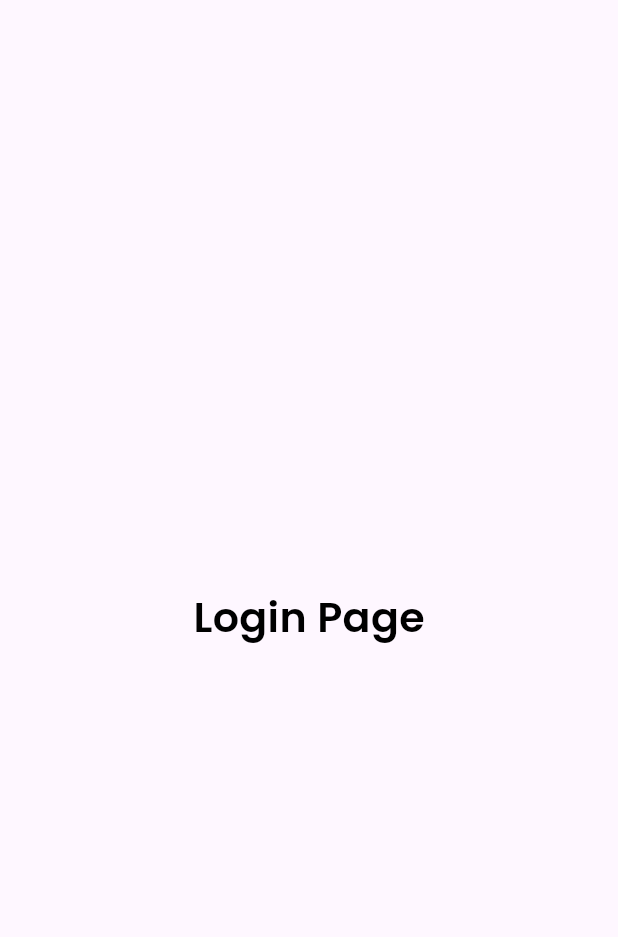
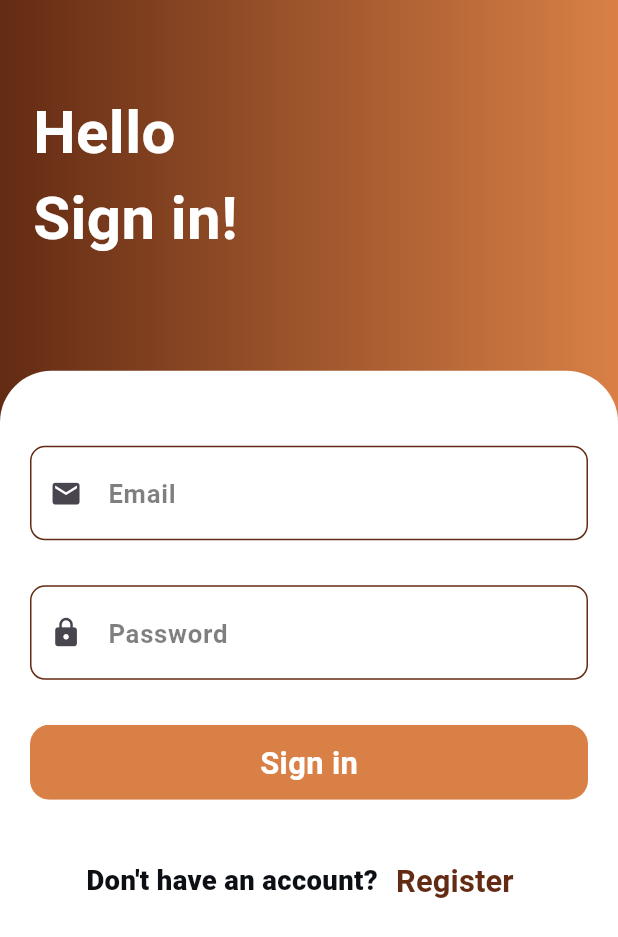
Before and after one commit to Mahmoudelnagar5/Coffee_Shop, a Flutter app: the screen it shows after launch, after a tap on "Skip", after a tap on "Get Started", on a phone screen of 412 x 824 dp. Shown: the top 937 px of the screen. Run offline on Flutter 3.47's test engine with Material 3 defaults, Android fonts, the phone set to English and light mode, and no system bars; our stand-ins replace animate_do, flutter_screenutil, google_fonts, lottie, smooth_page_indicator; Roboto replaces fonts that are missing (Amiri).

Commit message:
finish sign in view ui

```diff
--- a/lib/core/utils/app_theme.dart
+++ b/lib/core/utils/app_theme.dart
@@ -15,6 +15,8 @@ class Apptheme {
   // Page Indicator
   static const Color indicatorInactiveColor = Color(0xff53585C);
   static const Color indicatorActiveColor = Color(0xffCE7943);
+  static const Color brownColor = Color(0xff632B13);
+
   static TextStyle introtitle = GoogleFonts.roboto(
     color: Colors.white,
     fontSize: 30.sp,
--- a/lib/core/widgets/custom_button.dart
+++ b/lib/core/widgets/custom_button.dart
@@ -29,16 +29,9 @@ class CustomButton extends StatelessWidget {
       child: Material(
         color: color,
         child: InkWell(
-          onHover: (value) {},
           onTap: onTap,
           child: Container(
-            decoration: (borderColor != null)
-                ? BoxDecoration(
-                    border:
-                        Border.all(color: Colors.orange, width: borderWidth),
-                    borderRadius: BorderRadius.circular(borderRadius),
-                  )
-                : null,
+            decoration: null,
             width: width,
             height: height,
             child: Padding(
--- /dev/null
+++ b/lib/core/widgets/custom_text_field.dart
@@ -0,0 +1,68 @@
+import 'package:flutter/material.dart';
+import 'package:flutter_screenutil/flutter_screenutil.dart';
+
+import '../utils/app_theme.dart';
+
+class CustomTextField extends StatelessWidget {
+  const CustomTextField({
+    super.key,
+    this.onChanged,
+    this.hintText,
+    required this.icon, // Added controller parameter
+    this.obscureText = false,
+    this.onIconPressed,
+  });
+  final String? hintText;
+  final bool obscureText;
+  final Function(String)? onChanged;
+  final IconData icon;
+  final VoidCallback? onIconPressed;
+
+  @override
+  Widget build(BuildContext context) {
+    return TextFormField(
+      validator: (data) {
+        if (data!.isEmpty) {
+          return 'Field is required';
+        }
+        return null;
+      },
+      obscureText: obscureText,
+      onChanged: onChanged,
+      decoration: InputDecoration(
+        prefixIcon: IconButton(
+          onPressed: onIconPressed,
+          color: Colors.grey,
+          icon: Icon(icon, size: 19.sp),
+        ),
+        contentPadding: const EdgeInsets.symmetric(
+          vertical: 18,
+          horizontal: 15,
+        ),
+        hintText: hintText,
+        hintStyle: TextStyle(
+          color: Colors.black.withOpacity(0.5),
+          fontSize: 15.sp,
+        ),
+        enabledBorder: OutlineInputBorder(
+          borderRadius: BorderRadius.circular(10),
+          borderSide: const BorderSide(
+            color: Apptheme.brownColor,
+          ),
+        ),
+        focusedBorder: OutlineInputBorder(
+          borderRadius: BorderRadius.circular(10),
+          borderSide: const BorderSide(
+            width: 2,
+            color: Apptheme.brownColor,
+          ),
+        ),
+      ),
+      style: TextStyle(
+        fontSize: 16.sp,
+        fontWeight: FontWeight.w700,
+        color: Colors.black,
+      ),
+    );
+  }
+}
--- a/lib/features/Auth/presentation/views/login_view.dart
+++ b/lib/features/Auth/presentation/views/login_view.dart
@@ -1,6 +1,11 @@
+import 'package:caffeine_corner/core/utils/app_theme.dart';
 import 'package:flutter/material.dart';
 import 'package:flutter_screenutil/flutter_screenutil.dart';
 import 'package:google_fonts/google_fonts.dart';
+
+import '../../../../core/widgets/custom_button.dart';
+import '../../../../core/widgets/custom_text_field.dart';
+import '../widgets/custom_login_buttons.dart';
 
 class LoginView extends StatelessWidget {
   const LoginView({super.key});
@@ -9,15 +14,81 @@ class LoginView extends StatelessWidget {
   @override
   Widget build(BuildContext context) {
     return Scaffold(
-      body: Center(
-        child: Text(
-          'Login Page',
-          style: GoogleFonts.poppins(
-            fontSize: 24.sp,
-            fontWeight: FontWeight.w600,
-            color: Colors.black,
+      body: Stack(
+        children: [
+          Container(
+            height: double.infinity,
+            width: double.infinity,
+            decoration: const BoxDecoration(
+              gradient: LinearGradient(
+                colors: [
+                  Apptheme.brownColor,
+                  Apptheme.buttonBackground1Color,
+                ],
+              ),
+            ),
+            child: Padding(
+              padding: const EdgeInsets.only(top: 60.0, left: 22),
+              child: Text(
+                'Hello\nSign in!',
+                style: GoogleFonts.amiri(
+                  fontSize: 35.sp,
+                  color: Colors.white,
+                  fontWeight: FontWeight.bold,
+                ),
+              ),
+            ),
           ),
-        ),
+          Container(
+            height: double.infinity,
+            width: double.infinity,
+            margin:
+                EdgeInsets.only(top: MediaQuery.of(context).size.height * 0.3),
+            decoration: BoxDecoration(
+              color: Colors.white,
+              borderRadius: BorderRadius.only(
+                topLeft: Radius.circular(30.r),
+                topRight: Radius.circular(30.r),
+              ),
+            ),
+            child: Padding(
+              padding: const EdgeInsets.all(20.0),
+              child: SingleChildScrollView(
+                child: Column(
+                  crossAxisAlignment: CrossAxisAlignment.start,
+                  children: [
+                    const SizedBox(height: 30),
+                    const CustomTextField(
+                      hintText: 'Email',
+                      icon: Icons.email,
+                    ),
+                    const SizedBox(height: 30),
+                    const CustomTextField(
+                      hintText: 'Password',
+                      icon: Icons.lock,
+                    ),
+                    const SizedBox(height: 30),
+                    CustomButton(
+                      width: double.infinity,
+                      height: 50,
+                      color: Apptheme.buttonBackground1Color,
+                      onTap: null,
+                      child: Text(
+                        'Sign in',
+                        style: Apptheme.introtitle.copyWith(
+                          color: Colors.white,
+                          fontSize: 18.sp,
+                        ),
+                      ),
+                    ),
+                    const SizedBox(height: 30),
+                    const CustomLoginButtons(),
+                  ],
+                ),
+              ),
+            ),
+          ),
+        ],
       ),
     );
   }
--- /dev/null
+++ b/lib/features/Auth/presentation/widgets/custom_login_buttons.dart
@@ -0,0 +1,38 @@
+import 'package:flutter/material.dart';
+import 'package:flutter_screenutil/flutter_screenutil.dart';
+import 'package:google_fonts/google_fonts.dart';
+
+import '../../../../core/utils/app_theme.dart';
+
+class CustomLoginButtons extends StatelessWidget {
+  const CustomLoginButtons({
+    super.key,
+  });
+
+  @override
+  Widget build(BuildContext context) {
+    return Row(
+      mainAxisAlignment: MainAxisAlignment.center,
+      children: [
+        Text(
+          "Don't have an account?",
+          style: Apptheme.cardSubtitleLarge.copyWith(
+            color: Apptheme.backgroundColor,
+            fontSize: 16.sp,
+          ),
+        ),
+        TextButton(
+          onPressed: null,
+          child: Text(
+            'Register',
+            style: GoogleFonts.amiri(
+              fontSize: 18.sp,
+              fontWeight: FontWeight.bold,
+              color: Apptheme.brownColor,
+            ),
+          ),
+        ),
+      ],
+    );
+  }
+}
```
